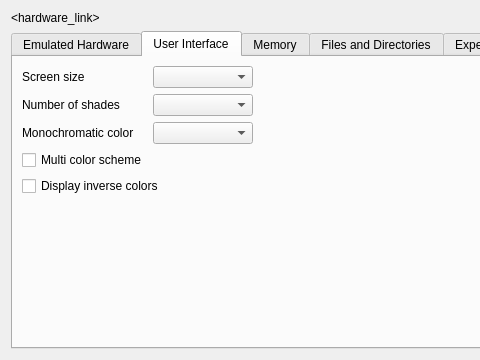
Old version of the form src/fsetup.ui in the repository aladur/flexemu; both pictures show x 0 to 480 and y 0 to 360 of the 730 by 360 pixel window.
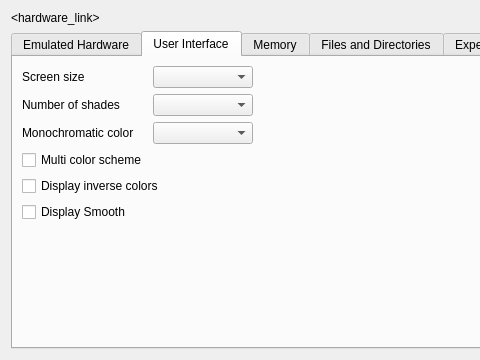
New version of the form. The open tabs and pages were chosen to show the change. Icons and pictures are not drawn.

Commit message: flexemu Preferences Dialog: Add 'Smooth Display'.

Patch:
```diff
--- a/src/fsetup.ui
+++ b/src/fsetup.ui
@@ -279,7 +279,14 @@
            </property>
           </widget>
          </item>
-         <item row="6" column="0">
+         <item row="6" column="0" colspan="2">
+          <widget class="QCheckBox" name="c_isDisplaySmooth">
+           <property name="text">
+            <string>Display Smooth</string>
+           </property>
+          </widget>
+         </item>
+         <item row="7" column="0">
           <spacer name="verticalSpacer_5">
            <property name="orientation">
             <enum>Qt::Vertical</enum>
```
Left out of the diff: 1 changed line with no effect on the pictures. The commit also changes 3 other files.
